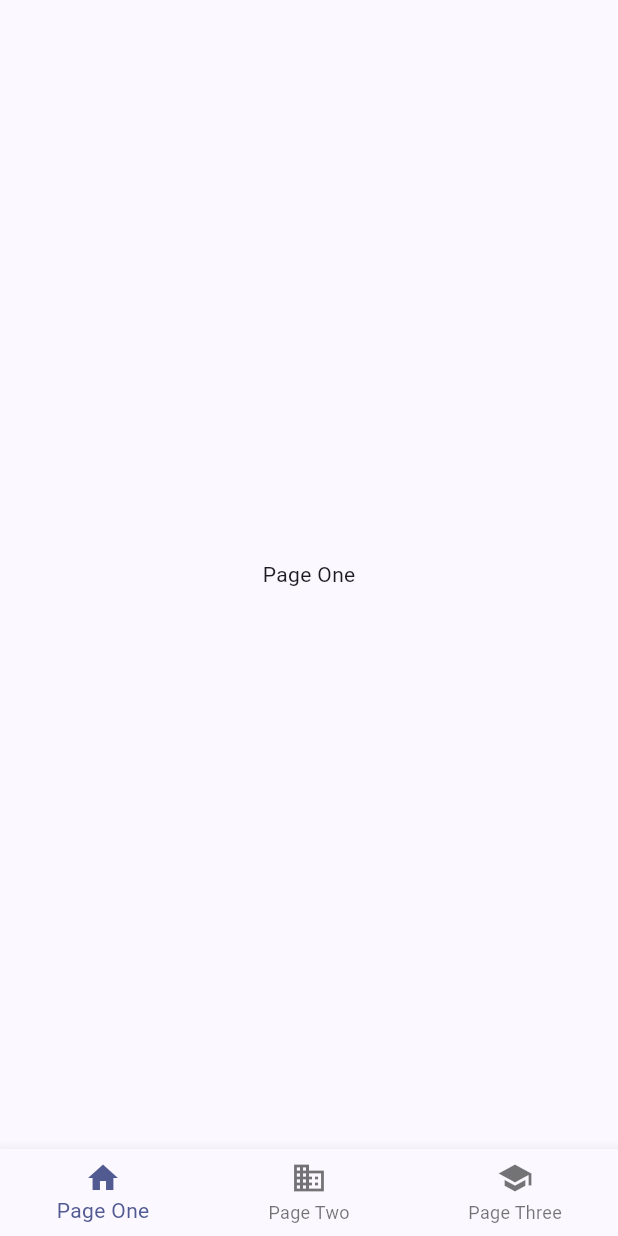
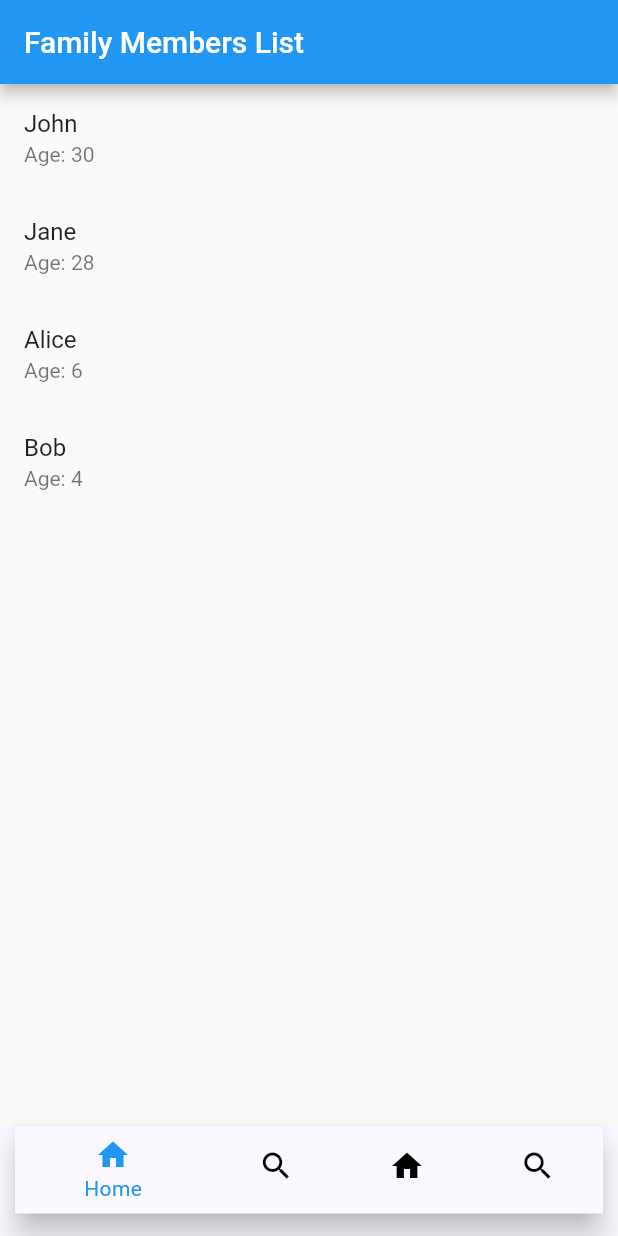
Before and after one commit to Aditya2874/your_wellbeing, a Flutter app: the MyHomePage screen opened directly, on a phone screen of 412 x 824 dp. Run offline on Flutter 3.47's test engine with Material 2 defaults, Android fonts, the light colour scheme and no system bars; our stand-ins replace flutter_native_splash, share, shared_preferences; accounts and stored records are empty.

Commit message:
Family Info Updated Health Info Updated

```diff
--- a/lib/familyInfo.dart
+++ b/lib/familyInfo.dart
@@ -1,11 +1,85 @@
-import 'package:flutter/cupertino.dart';
+import 'package:flutter/material.dart';
+class FamilyMember {
+  final String name;
+  final int age;
+  FamilyMember({required this.name, required this.age});
+}
 
-class familyInfo extends StatelessWidget{
+class familyInfo extends StatelessWidget {
+  final List<FamilyMember> familyMembers = [
+    FamilyMember(name: 'John', age: 30),
+    FamilyMember(name: 'Jane', age: 28),
+    FamilyMember(name: 'Alice', age: 6),
+    FamilyMember(name: 'Bob', age: 4),
+  ];
+
   @override
   Widget build(BuildContext context) {
-    return Center(
-      child: Text('Page One'),
+    return MaterialApp(
+      title: 'Family Members List',
+      home: Scaffold(
+        appBar: AppBar(
+          title: Text('Family Members List'),
+        ),
+        body: FamilyMemberList(
+          familyMembers: familyMembers,
+        ),
+      ),
+    );
+  }
+}
+
+class FamilyMemberList extends StatelessWidget {
+  final List<FamilyMember> familyMembers;
+
+  FamilyMemberList({required this.familyMembers});
+
+  @override
+  Widget build(BuildContext context) {
+    return ListView.builder(
+      itemCount: familyMembers.length,
+      itemBuilder: (context, index) {
+        return ListTile(
+          title: Text(familyMembers[index].name),
+          subtitle: Text('Age: ${familyMembers[index].age}'),
+          onTap: () {
+            _showFamilyMemberDetails(context, familyMembers[index]);
+          },
+        );
+      },
     );
   }
 
+  void _showFamilyMemberDetails(BuildContext context, FamilyMember member) {
+    showModalBottomSheet(
+      context: context,
+      builder: (context) {
+        return Container(
+          padding: EdgeInsets.all(16.0),
+          child: Column(
+            mainAxisSize: MainAxisSize.min,
+            children: [
+              Text(
+                'Details for ${member.name}',
+                style: TextStyle(
+                  fontSize: 18.0,
+                  fontWeight: FontWeight.bold,
+                ),
+              ),
+              SizedBox(height: 10.0),
+              Text('Name: ${member.name}'),
+              Text('Age: ${member.age}'),
+              SizedBox(height: 10.0),
+              ElevatedButton(
+                onPressed: () {
+                  Navigator.of(context).pop(); // Close the bottom sheet
+                },
+                child: Text('Close'),
+              ),
+            ],
+          ),
+        );
+      },
+    );
+  }
 }
--- a/lib/introductionPage.dart
+++ b/lib/introductionPage.dart
@@ -12,10 +12,10 @@ class IntroductionScreen extends StatefulWidget {
 class _IntroductionScreenState extends State<IntroductionScreen> {
   @override
   void initState() {
+    super.initState();
     WidgetsBinding widgetsBinding = WidgetsFlutterBinding.ensureInitialized();
     FlutterNativeSplash.preserve(widgetsBinding: widgetsBinding);
     _checkLoginStatus();
-    super.initState();
   }
 
   _navigateToSignUp() {
@@ -36,6 +36,7 @@ class _IntroductionScreenState extends State<IntroductionScreen> {
   }
   _checkLoginStatus() async {
     SharedPreferences prefs = await SharedPreferences.getInstance();
+
     bool loggedIn = prefs.getBool('loggedIn') ?? false;
     if (loggedIn) {
       _navigateToHome();
--- a/lib/main.dart
+++ b/lib/main.dart
@@ -1,4 +1,5 @@
 import 'package:flutter/material.dart';
+import 'package:your_wellbeing/MedicineInfo.dart';
 import 'package:your_wellbeing/familyInfo.dart';
 import 'package:your_wellbeing/healthInfo.dart';
 import 'package:your_wellbeing/introductionPage.dart';
@@ -39,7 +40,8 @@ class _MyHomePageState extends State<MyHomePage> {
 
   final List<Widget> _pages = [
     familyInfo(),
-    healthInfo(),
+    MedicineListScreen(),
+    HealthInfo(),
     UserProfile()
   ];
 
@@ -55,24 +57,36 @@ class _MyHomePageState extends State<MyHomePage> {
       body: Center(
         child: _pages.elementAt(_selectedIndex),
       ),
-      bottomNavigationBar: BottomNavigationBar(
-        items: const <BottomNavigationBarItem>[
+      bottomNavigationBar:Padding(
+        padding: const EdgeInsets.only(bottom: 15,left: 10,right: 10),
+          child: BottomNavigationBar(
+              backgroundColor: Colors.indigo, // Set the background color
+              selectedItemColor: Colors.blue, // Set the color of the selected item
+              unselectedItemColor: Colors.black, // Set the color of unselected items
+              items: const [
                 BottomNavigationBarItem(
                   icon: Icon(Icons.home),
-            label: 'Page One',
+                  label: 'Home',
                 ),
                 BottomNavigationBarItem(
-            icon: Icon(Icons.business),
-            label: 'Page Two',
+                  icon: Icon(Icons.search),
+                  label: 'Search',
                 ),
                 BottomNavigationBarItem(
-            icon: Icon(Icons.school),
-            label: 'Page Three',
+                  icon: Icon(Icons.home),
+                  label: 'Home',
                 ),
+                BottomNavigationBarItem(
+                  icon: Icon(Icons.search),
+                  label: 'Search',
+                ),
+                // Add more items as needed
               ],
               currentIndex: _selectedIndex,
               onTap: _onItemTapped,
-      ),// This trailing comma makes auto-formatting nicer for build methods.
+              // Add your onTap and currentIndex properties as needed
+            ),
+      )// This trailing comma makes auto-formatting nicer for build methods.
     );
   }
 }
--- a/lib/userProfile.dart
+++ b/lib/userProfile.dart
@@ -104,7 +104,7 @@ class UserHeader extends StatelessWidget {
         children: [
           CircleAvatar(
             radius: 50,
-            backgroundImage: AssetImage("coding.png"), // Replace with your image path
+            backgroundImage: AssetImage("assets/coding.png"), // Replace with your image path
           ),
           SizedBox(height: 8.0),
           Text(
```
Also changed, not shown: lib/MedicineInfo.dart (added, +52 -0 lines), lib/healthInfo.dart (+71 -8 lines). Lines whose indentation alone changed are shown as unchanged.
